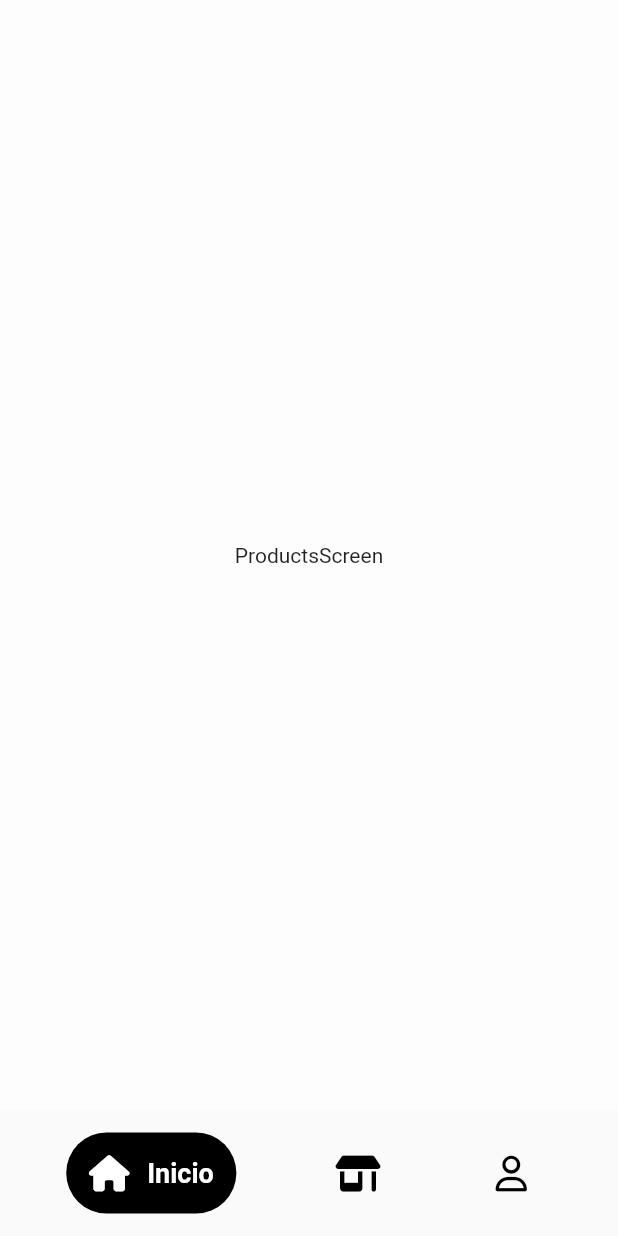
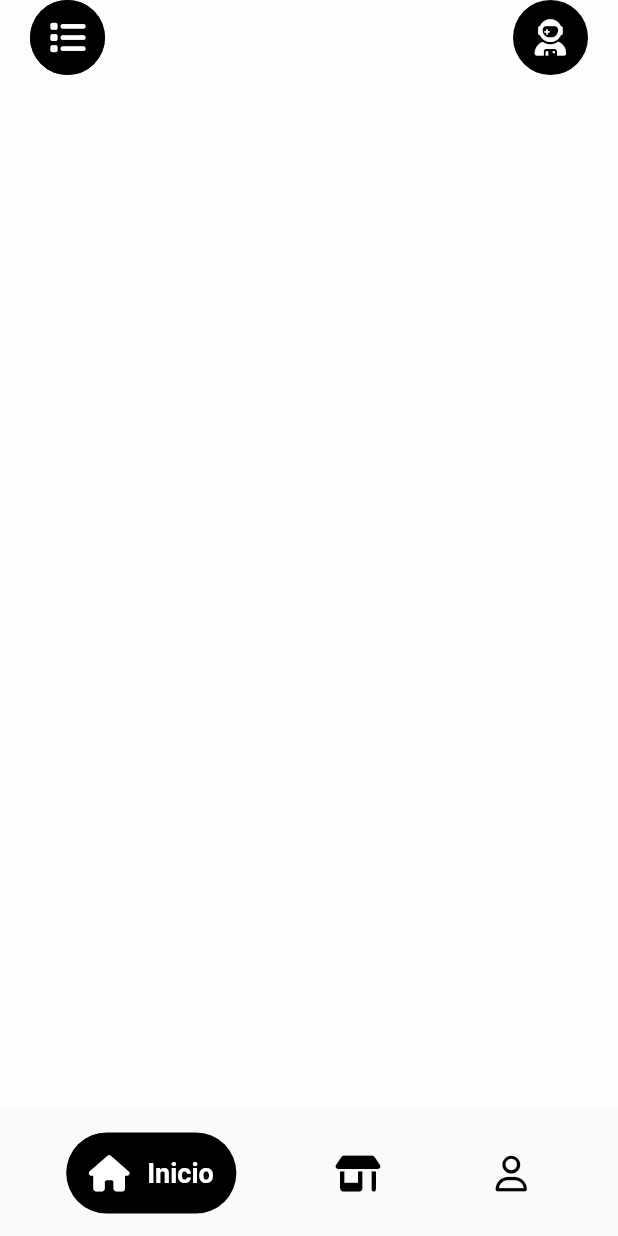
Before and after one commit to jhongo/ecommerce_gojo, a Flutter app: the screen it shows after launch, on a phone screen of 412 x 824 dp. Run offline on Flutter 3.47's test engine with Material 2 defaults, Android fonts, the phone set to English and light mode, and no system bars; drawn by our look-alikes of google_nav_bar; our stand-ins replace animate_do, font_awesome_flutter, lottie.

Commit message:
Style in Drawer and User component

```diff
--- /dev/null
+++ b/lib/components/products_components/drawer_avatar_component.dart
@@ -0,0 +1,49 @@
+
+
+import 'package:flutter/material.dart';
+import 'package:font_awesome_flutter/font_awesome_flutter.dart';
+
+
+class DrawerAvatar extends StatelessWidget {
+  const DrawerAvatar({super.key});
+
+  @override
+  Widget build(BuildContext context) {
+    return Container(
+      padding:const EdgeInsets.symmetric(horizontal: 20),
+      child: Row(
+        children: [
+          Container(
+            width: 50,
+            height: 50,
+            alignment: Alignment.center,
+            decoration: const BoxDecoration(
+            color: Colors.black,
+            shape: BoxShape.circle
+            ),
+            child: Material(
+              color: Colors.black,
+              borderRadius: BorderRadius.circular(100),
+              child: InkWell(
+                borderRadius: BorderRadius.circular(100),
+                onTap: () => print(''),
+                child: Container(
+                  width: 50,
+                  height: 50,
+                  alignment: Alignment.center,
+                  child:const FaIcon(FontAwesomeIcons.list, color: Colors.white,),
+                ),
+              ),
+            ),
+          ),
+          const Spacer(),
+          const CircleAvatar(
+            radius: 25,
+            backgroundColor: Colors.black,
+            child: FaIcon(FontAwesomeIcons.userAstronaut, color: Colors.white,),
+          )
+        ],
+      ),
+    );
+  }
+}
--- /dev/null
+++ b/lib/components/products_components/search_filter_component.dart
@@ -0,0 +1,19 @@
+
+
+import 'package:flutter/material.dart';
+
+class SearchFilter extends StatelessWidget {
+  const SearchFilter({super.key});
+
+  @override
+  Widget build(BuildContext context) {
+    return Container(
+      child: Row(
+        children: [
+
+        ],
+      ),
+
+    );
+  }
+}
--- a/lib/screens/products_screen.dart
+++ b/lib/screens/products_screen.dart
@@ -1,3 +1,4 @@
+import 'package:app_ecommerce/components/products_components/drawer_avatar_component.dart';
 import 'package:flutter/material.dart';
 
 class ProductsScreen extends StatelessWidget {
@@ -6,11 +7,16 @@ class ProductsScreen extends StatelessWidget {
 
   @override
   Widget build(BuildContext context) {
-    return const Scaffold(
+    return  Scaffold(
       backgroundColor: Colors.white54,
-      body: Center(
-         child: Text('ProductsScreen'),
-      ),
+      body: SafeArea(
+        child: Column(
+          children:const [
+            DrawerAvatar(),
+
+          ],
+        ),
+      )
     );
   }
 }
```
